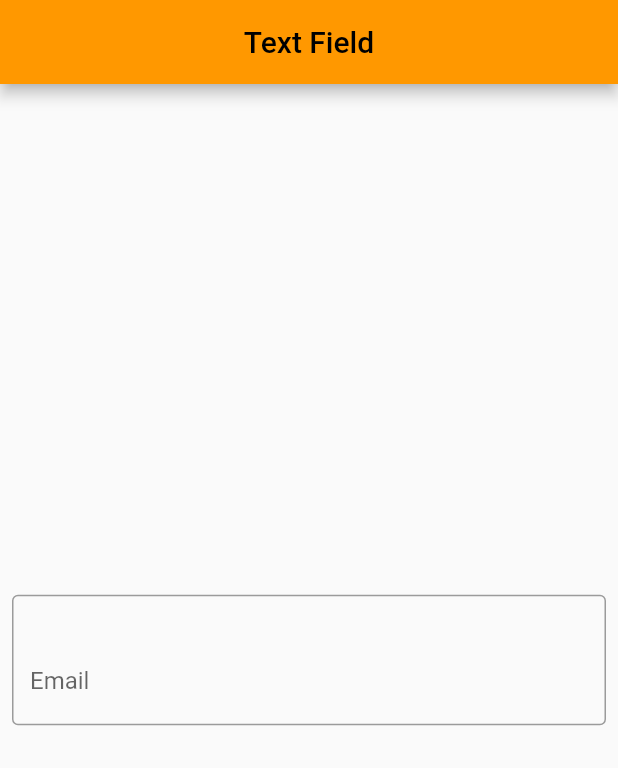
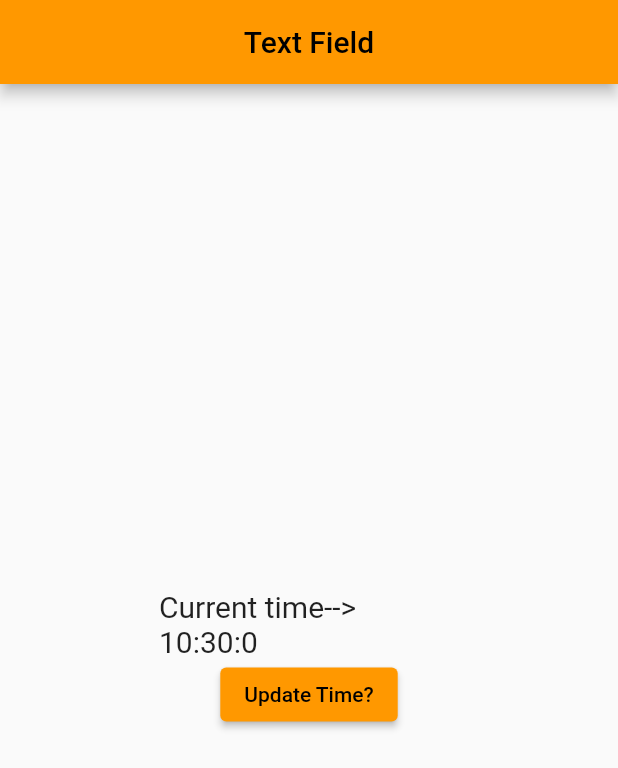
Before and after one commit to luckydarwai/Flutter, a Flutter app: the screen it shows after launch, on a phone screen of 412 x 824 dp. Shown: the top 768 px of the screen. Run offline on Flutter 3.47's test engine with Material 2 defaults, Android fonts, the light colour scheme and no system bars.

Commit message:
get time and data

```diff
--- a/lib/main.dart
+++ b/lib/main.dart
@@ -30,23 +30,28 @@ class MyHomePage extends StatefulWidget {
 class _MyHomePageState extends State<MyHomePage> {
   @override
   Widget build(BuildContext context) {
+    var time = DateTime.now();
     return Scaffold(
         appBar: AppBar(
           title: Center(child: Text("Text Field")),
         ),
-        body: Padding(
-          padding: const EdgeInsets.all(8.0),
-          child: Center(
-            child: TextField(
-              decoration: InputDecoration(
-                hintText: "Email",
-                border: OutlineInputBorder(),
-                suffix: Icon(
-                  Icons.person,
-                  color: Colors.blue,
-                  size: 43,
+        body: Center(
+          child: Container(
+            height: 300,
+            width: 200,
+            child: Column(
+              mainAxisAlignment: MainAxisAlignment.center,
+              children: [
+                Text(
+                  "Current time--> ${time.hour}:${time.minute}:${time.second}",
+                  style: TextStyle(fontSize: 20),
                 ),
-              ),
+                ElevatedButton(
+                    onPressed: () {
+                      setState(() {});
+                    },
+                    child: Text("Update Time?"))
+              ],
             ),
           ),
         ));
```
